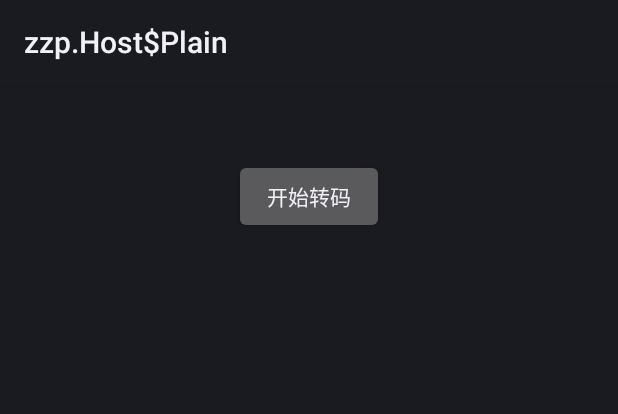
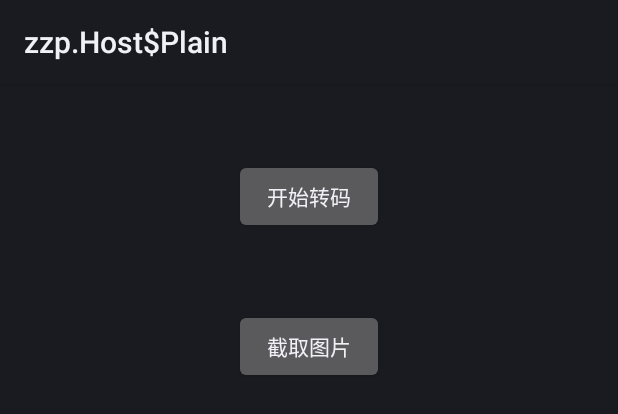
Before and after one commit to SnailYue/SnailFFmpeg, an Android app: the layout activity_ffmpeg.xml on its own in the app's theme, with its tools: preview values and no code run, on a phone screen of 412 x 824 dp. Shown: the top 414 px of the screen. Run offline under Robolectric (Android 15) with nearby library versions, the phone set to English and light mode, and no system bars.

Commit message:
新增截取里中的某一帧图片

```diff
--- a/SnailFFmpeg/ffmpeg/src/main/java/com/snail/ffmpeg/transform/MediaTransFormUtil.kt
+++ b/SnailFFmpeg/ffmpeg/src/main/java/com/snail/ffmpeg/transform/MediaTransFormUtil.kt
@@ -18,7 +18,13 @@ object MediaTransFormUtil {
         }
     }
 
+    fun screenshotFromStream(url: String, name: String) {
+        native_screenshot_from_stream(url, name)
+    }
+
     external fun native_init()
 
     external fun native_mp4_to_avi(inPath: String, outPath: String)
+
+    external fun native_screenshot_from_stream(url: String, outputName: String)
 }
--- a/SnailFFmpeg/ffmpeg/src/main/res/layout/activity_ffmpeg.xml
+++ b/SnailFFmpeg/ffmpeg/src/main/res/layout/activity_ffmpeg.xml
@@ -16,4 +16,16 @@
         android:text="开始转码"
         tools:ignore="MissingConstraints" />
 
+
+    <Button
+        android:layout_below="@id/bt_transform"
+        android:id="@+id/bt_screen_shot"
+        android:layout_width="100dp"
+        android:layout_height="50dp"
+        android:layout_centerHorizontal="true"
+        android:layout_marginTop="50dp"
+        android:gravity="center"
+        android:text="截取图片"
+        tools:ignore="MissingConstraints" />
+
 </RelativeLayout>
```
Also changed, not shown: SnailFFmpeg/ffmpeg/src/main/java/com/snail/ffmpeg/FFmpegActivity.kt (+8 -1 lines), 4 other files.
